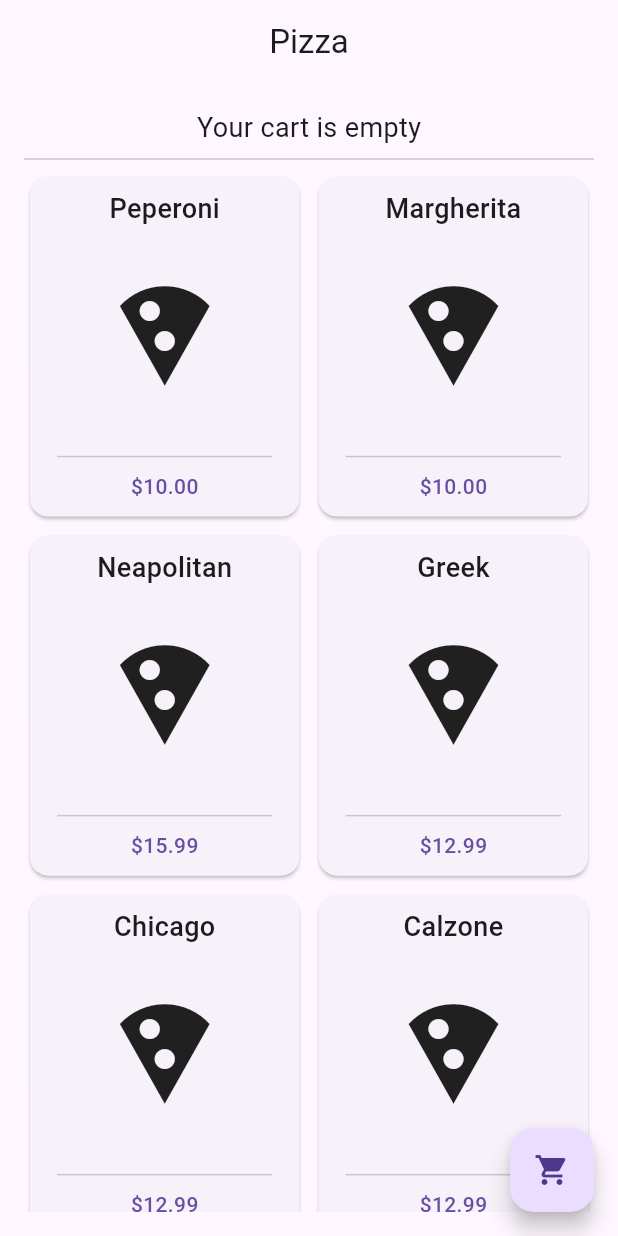
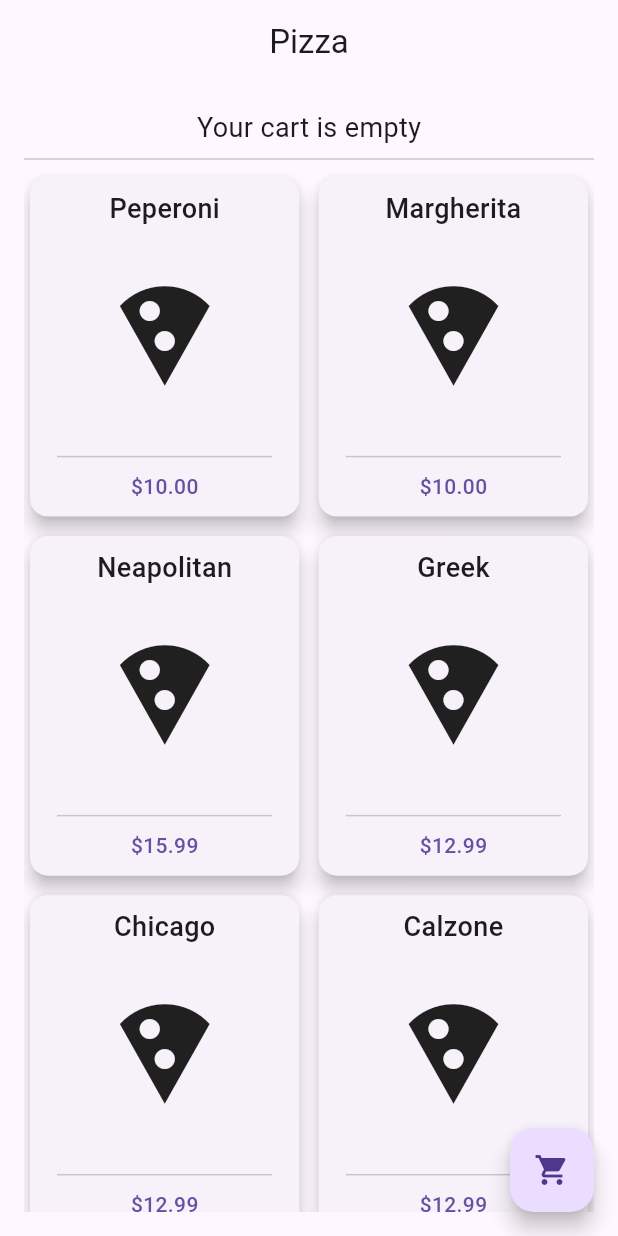
Before and after one commit to FilinSep/Cubit-Cart-Example, a Flutter app: the screen it shows after launch, on a phone screen of 412 x 824 dp. Run offline on Flutter 3.47's test engine with Material 3 defaults, Android fonts, the phone set to English and light mode, and no system bars; our stand-ins replace flutter_bloc.

Commit message:
Change card elevation on tap

```diff
--- a/lib/pages/home_page.dart
+++ b/lib/pages/home_page.dart
@@ -77,7 +77,7 @@ class HomePage extends StatelessWidget {
     double price = pizzas[currentPizza];
 
     return InkWell(
-      borderRadius: BorderRadius.circular(16),
+      splashFactory: NoSplash.splashFactory,
       onTap: () {
         if (cart.contains(currentPizza)) {
           // Remove
@@ -89,6 +89,7 @@ class HomePage extends StatelessWidget {
         cartCubit.addToCart(currentPizza);
       },
       child: Card(
+        elevation: !cart.contains(currentPizza) ? 5 : 1,
         child: Padding(
           padding: const EdgeInsets.all(8.0),
           child: Column(
```
